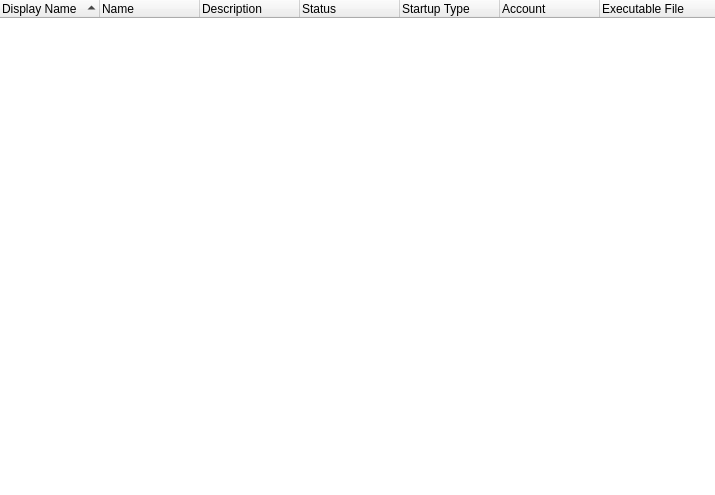
dchapyshev/aspia, file source/client/ui/sys_info_widget_services.ui: the form before one commit.
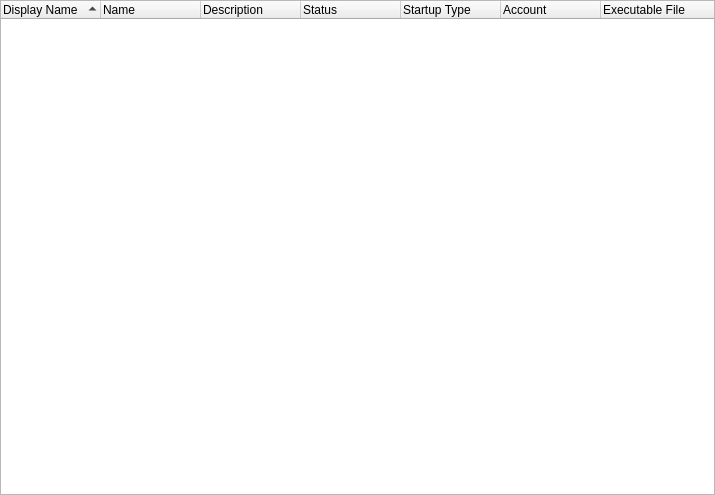
The form after the commit.

Patch:
```diff
--- a/source/client/ui/sys_info_widget_services.ui
+++ b/source/client/ui/sys_info_widget_services.ui
@@ -31,9 +31,6 @@
      <property name="contextMenuPolicy">
       <enum>Qt::CustomContextMenu</enum>
      </property>
-     <property name="frameShape">
-      <enum>QFrame::NoFrame</enum>
-     </property>
      <property name="showDropIndicator" stdset="0">
       <bool>false</bool>
      </property>
```
